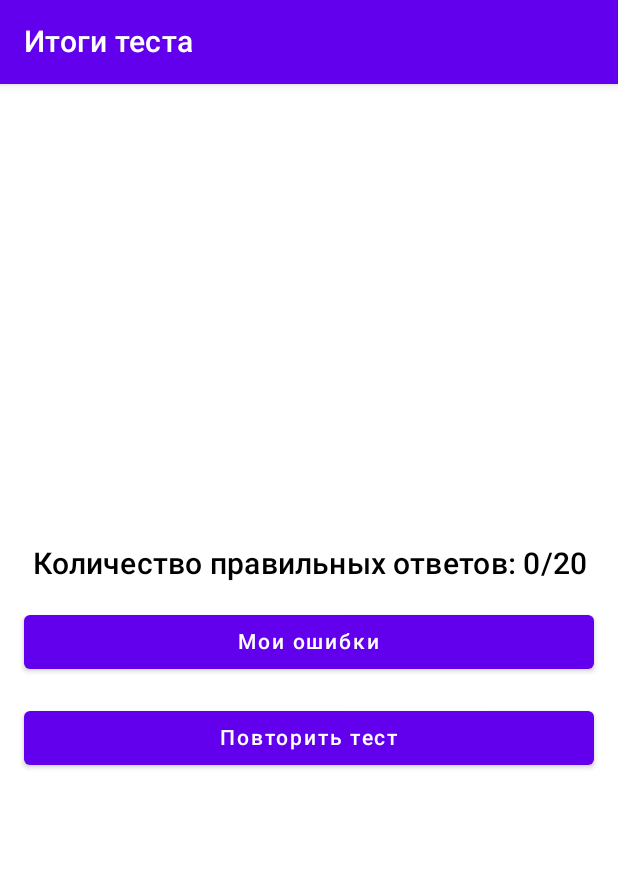
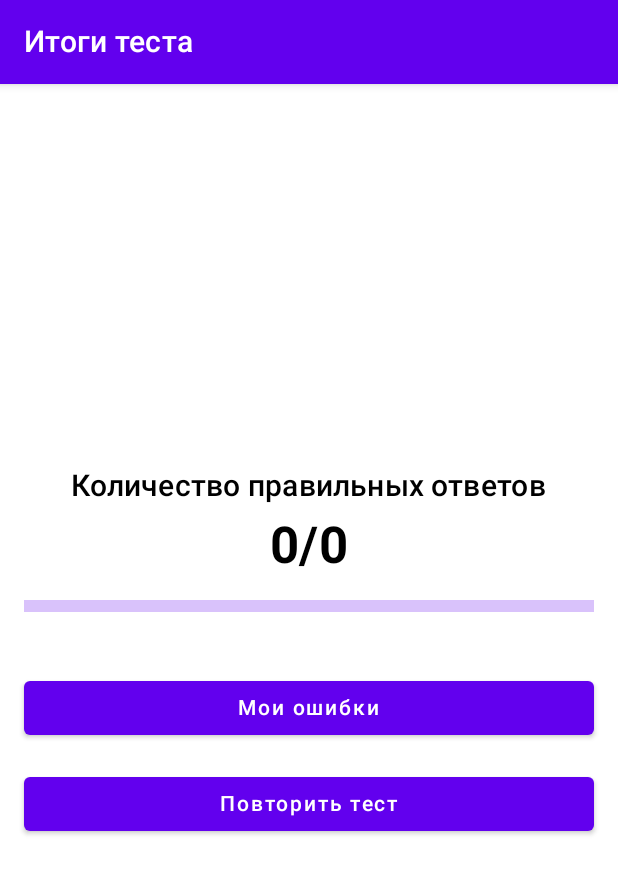
Before and after one commit to anmihailoff2010/PDD, an Android app built with Jetpack Compose: the TestResultsScreen screen opened through its navigation route, on a phone screen of 412 x 824 dp. Shown: the top 874 px of the screen. Run offline under Robolectric (Android 15) with nearby library versions, the phone set to English and light mode, and no system bars; pictures from the network do not load.

Commit message:
second commit

```diff
--- a/app/build.gradle.kts
+++ b/app/build.gradle.kts
@@ -9,7 +9,7 @@ android {
 
     defaultConfig {
         applicationId = "com.example.pdd"
-        minSdk = 24
+        minSdk = 27
         targetSdk = 34
         versionCode = 1
         versionName = "1.0"
--- a/app/src/main/java/com/example/pdd/ui/view/CategorySelectionScreen.kt
+++ b/app/src/main/java/com/example/pdd/ui/view/CategorySelectionScreen.kt
@@ -37,25 +37,17 @@ fun CategorySelectionScreen(navController: NavHostController) {
                 horizontalAlignment = Alignment.CenterHorizontally,
                 verticalArrangement = Arrangement.Center
             ) {
+                listOf("A", "B").forEach { category ->
                     Button(
-                    onClick = { navigateToRandomTicket(navController, "A") },
+                        onClick = { navigateToRandomTicket(navController, category) },
                         modifier = Modifier
                             .fillMaxWidth()
                             .padding(vertical = 8.dp),
                         shape = RoundedCornerShape(8.dp),
                         colors = ButtonDefaults.buttonColors(backgroundColor = Color.LightGray)
                     ) {
-                    Text("Категория A")
+                        Text("Категория $category")
                     }
-                Button(
-                    onClick = { navigateToRandomTicket(navController, "B") },
-                    modifier = Modifier
-                        .fillMaxWidth()
-                        .padding(vertical = 8.dp),
-                    shape = RoundedCornerShape(8.dp),
-                    colors = ButtonDefaults.buttonColors(backgroundColor = Color.LightGray)
-                ) {
-                    Text("Категория B")
                 }
             }
         }
--- a/app/src/main/java/com/example/pdd/ui/view/TestResultsScreen.kt
+++ b/app/src/main/java/com/example/pdd/ui/view/TestResultsScreen.kt
@@ -1,6 +1,6 @@
 package com.example.pdd.ui.view
 
-import android.app.Application
+import android.util.Log
 import androidx.compose.foundation.layout.Arrangement
 import androidx.compose.foundation.layout.Column
 import androidx.compose.foundation.layout.Spacer
@@ -9,16 +9,21 @@ import androidx.compose.foundation.layout.fillMaxWidth
 import androidx.compose.foundation.layout.height
 import androidx.compose.foundation.layout.padding
 import androidx.compose.material.Button
+import androidx.compose.material.LinearProgressIndicator
 import androidx.compose.material.MaterialTheme
 import androidx.compose.material.Scaffold
 import androidx.compose.material.Text
 import androidx.compose.material.TopAppBar
 import androidx.compose.runtime.Composable
+import androidx.compose.runtime.LaunchedEffect
 import androidx.compose.ui.Alignment
 import androidx.compose.ui.Modifier
+import androidx.compose.ui.graphics.Color
 import androidx.compose.ui.platform.LocalContext
+import androidx.compose.ui.text.font.FontWeight
 import androidx.compose.ui.text.style.TextAlign
 import androidx.compose.ui.unit.dp
+import androidx.compose.ui.unit.sp
 import androidx.lifecycle.viewmodel.compose.viewModel
 import androidx.navigation.NavHostController
 import com.example.pdd.ui.viewmodel.QuestionsViewModel
@@ -26,13 +31,21 @@ import com.example.pdd.ui.viewmodel.QuestionsViewModelFactory
 
 @Composable
 fun TestResultsScreen(navController: NavHostController) {
-    val context = LocalContext.current.applicationContext as Application
+    val context = LocalContext.current
     val viewModel: QuestionsViewModel = viewModel(factory = QuestionsViewModelFactory(context))
+
+    LaunchedEffect(Unit) {
+        viewModel.calculateMistakes()
+    }
+
+    // Добавление лога для отладки
+    Log.d("TestResultsScreen", "Correct Answers: ${viewModel.correctAnswersCount}, Total Questions: ${viewModel.totalQuestionsCount()}")
 
     Scaffold(
         topBar = {
             TopAppBar(
-                title = { Text("Итоги теста") }
+                title = { Text("Итоги теста") },
+                backgroundColor = MaterialTheme.colors.primary
             )
         },
         content = { paddingValues ->
@@ -45,21 +58,42 @@ fun TestResultsScreen(navController: NavHostController) {
                 verticalArrangement = Arrangement.Center
             ) {
                 Text(
-                    text = "Количество правильных ответов: ${viewModel.correctAnswersCount}/${viewModel.totalQuestionsCount}",
-                    style = MaterialTheme.typography.h6,
-                    textAlign = TextAlign.Center
+                    text = "Количество правильных ответов",
+                    style = MaterialTheme.typography.h6
+                )
+                Spacer(modifier = Modifier.height(8.dp))
+                Text(
+                    text = "${viewModel.correctAnswersCount}/${viewModel.totalQuestionsCount()}",
+                    style = MaterialTheme.typography.h4,
+                    fontWeight = FontWeight.Bold
                 )
                 Spacer(modifier = Modifier.height(16.dp))
-
-                Button(onClick = { navController.navigate("mistakes") }, modifier = Modifier.fillMaxWidth()) {
+                LinearProgressIndicator(
+                    progress = if (viewModel.totalQuestionsCount() > 0)
+                        viewModel.correctAnswersCount / viewModel.totalQuestionsCount().toFloat()
+                    else 0f,
+                    modifier = Modifier
+                        .fillMaxWidth()
+                        .height(8.dp)
+                )
+                Spacer(modifier = Modifier.height(32.dp))
+                Button(
+                    onClick = { navController.navigate("mistakes") },
+                    modifier = Modifier
+                        .fillMaxWidth()
+                        .padding(vertical = 8.dp)
+                ) {
                     Text("Мои ошибки")
                 }
-                Spacer(modifier = Modifier.height(16.dp))
-
-                Button(onClick = {
-                    viewModel.reset()
-                    navController.navigate("category_selection")
-                }, modifier = Modifier.fillMaxWidth()) {
+                Button(
+                    onClick = {
+                        viewModel.reset()
+                        navController.navigate("category_selection")
+                    },
+                    modifier = Modifier
+                        .fillMaxWidth()
+                        .padding(vertical = 8.dp)
+                ) {
                     Text("Повторить тест")
                 }
             }
--- a/app/src/main/java/com/example/pdd/ui/viewmodel/QuestionsViewModel.kt
+++ b/app/src/main/java/com/example/pdd/ui/viewmodel/QuestionsViewModel.kt
@@ -5,6 +5,8 @@ import android.util.Log
 import androidx.compose.runtime.getValue
 import androidx.compose.runtime.mutableStateOf
 import androidx.compose.runtime.setValue
+import androidx.lifecycle.LiveData
+import androidx.lifecycle.MutableLiveData
 import androidx.lifecycle.ViewModel
 import com.example.pdd.ui.model.Answer
 import com.example.pdd.ui.model.Question
@@ -22,14 +24,22 @@ class QuestionsViewModel(private val context: Context) : ViewModel() {
     var mistakes: List<UserAnswer> by mutableStateOf(emptyList())
     var currentQuestionIndex by mutableStateOf(0)
     var correctAnswersCount by mutableStateOf(0)
-    var totalQuestionsCount by mutableStateOf(20)
+
+    init {
+        loadMistakes()
+        correctAnswersCount = countCorrectAnswers()
+    }
 
     fun loadQuestions(ticketNumber: Int) {
         val fileName = "ticket${ticketNumber}.json"
         try {
             val jsonString = loadJsonFromAsset(context, fileName)
             questions = parseQuestions(jsonString)
-            reset()
+            currentQuestionIndex = 0
+            userAnswers = emptyList()
+            mistakes = emptyList()
+            correctAnswersCount = 0  // Reset correct answers count
+            Log.d("QuestionsViewModel", "Questions loaded: ${questions.size}")
         } catch (e: IOException) {
             Log.e("QuestionsViewModel", "Error loading questions from asset $fileName: ${e.message}")
         }
@@ -38,22 +48,20 @@ class QuestionsViewModel(private val context: Context) : ViewModel() {
     fun selectAnswer(answerIndex: Int) {
         val question = questions.getOrNull(currentQuestionIndex) ?: return
         val questionId = question.id
-        val isCorrect = question.answers[answerIndex].isCorrect
 
-        // Увеличиваем количество правильных ответов, если ответ верный
-        if (isCorrect) {
-            correctAnswersCount++
-        } else {
-            mistakes = mistakes + UserAnswer(questionId, answerIndex)
-        }
+        Log.d("QuestionsViewModel", "Selecting answer: $answerIndex for questionId: $questionId")
 
+        // Update user answers and recalculate correct answers count
         userAnswers = userAnswers.filter { it.questionId != questionId } + UserAnswer(questionId, answerIndex)
-        Log.d("QuestionsViewModel", "Selected Answer: questionId=$questionId, answerIndex=$answerIndex, Is Correct: $isCorrect")
+        correctAnswersCount = countCorrectAnswers() // Recalculate correct answers count
     }
 
     fun nextQuestion() {
         if (currentQuestionIndex < questions.size - 1) {
             currentQuestionIndex++
+            Log.d("QuestionsViewModel", "Moved to next question: index $currentQuestionIndex")
+        } else {
+            Log.d("QuestionsViewModel", "No more questions to move to.")
         }
     }
 
@@ -62,17 +70,31 @@ class QuestionsViewModel(private val context: Context) : ViewModel() {
         userAnswers = emptyList()
         mistakes = emptyList()
         correctAnswersCount = 0
+        Log.d("QuestionsViewModel", "Reset all values")
+    }
+
+    private fun countCorrectAnswers(): Int {
+        return userAnswers.count { userAnswer ->
+            val question = questions.find { it.id == userAnswer.questionId }
+            val correctAnswerIndex = question?.answers?.indexOfFirst { it.isCorrect } ?: -1
+            correctAnswerIndex == userAnswer.selectedAnswer
+        }
+    }
+
+    fun totalQuestionsCount(): Int {
+        return questions.size
     }
 
     fun calculateMistakes() {
         mistakes = userAnswers.filter { userAnswer ->
             val question = questions.find { it.id == userAnswer.questionId }
-            question?.answers?.get(userAnswer.selectedAnswer)?.isCorrect == false
+            val correctAnswerIndex = question?.answers?.indexOfFirst { it.isCorrect } ?: -1
+            correctAnswerIndex != userAnswer.selectedAnswer
         }
-        correctAnswersCount = userAnswers.count { userAnswer ->
-            val question = questions.find { it.id == userAnswer.questionId }
-            question?.answers?.get(userAnswer.selectedAnswer)?.isCorrect == true
-        }
+        correctAnswersCount = countCorrectAnswers()
+        saveMistakes()
+        Log.d("QuestionsViewModel", "Mistakes calculated: $mistakes")
+        Log.d("QuestionsViewModel", "Correct answers calculated: $correctAnswersCount")
     }
 
     private fun loadJsonFromAsset(context: Context, fileName: String): String {
@@ -97,4 +119,22 @@ class QuestionsViewModel(private val context: Context) : ViewModel() {
             emptyList()
         }
     }
+
+    private fun saveMistakes() {
+        val sharedPreferences = context.getSharedPreferences("pdd_prefs", Context.MODE_PRIVATE)
+        val editor = sharedPreferences.edit()
+        val gson = Gson()
+        val mistakesJson = gson.toJson(mistakes)
+        editor.putString("mistakes", mistakesJson)
+        editor.apply()
+        Log.d("QuestionsViewModel", "Mistakes saved: $mistakesJson")
+    }
+
+    private fun loadMistakes() {
+        val sharedPreferences = context.getSharedPreferences("pdd_prefs", Context.MODE_PRIVATE)
+        val gson = Gson()
+        val mistakesJson = sharedPreferences.getString("mistakes", "[]")
+        mistakes = gson.fromJson(mistakesJson, object : TypeToken<List<UserAnswer>>() {}.type)
+        Log.d("QuestionsViewModel", "Mistakes loaded: $mistakes")
+    }
 }
```
Also changed, not shown: app/src/main/java/com/example/pdd/ui/view/MainActivity.kt (+6 -3 lines), app/src/main/java/com/example/pdd/ui/view/MistakesScreen.kt (+54 -24 lines), app/src/main/java/com/example/pdd/ui/view/QuestionsScreen.kt (+20 -4 lines), app/src/main/java/com/example/pdd/ui/viewmodel/QuestionsViewModelFactory.kt (line endings or trailing spaces). Lines whose indentation alone changed are shown as unchanged.
